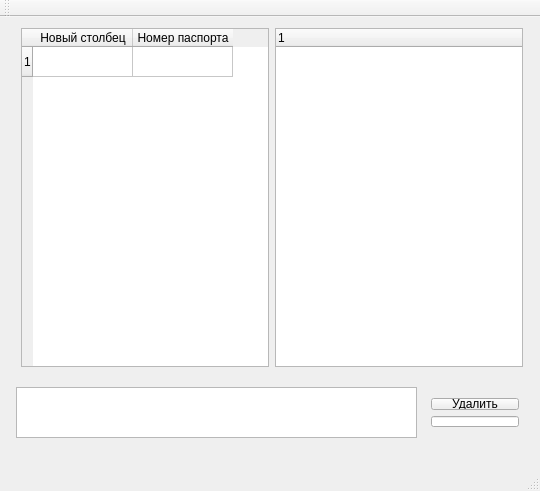
Above: Second Term/LAB_6/mainwindow.ui from Osipchik/Cpp before the change. Below: the same form after it.
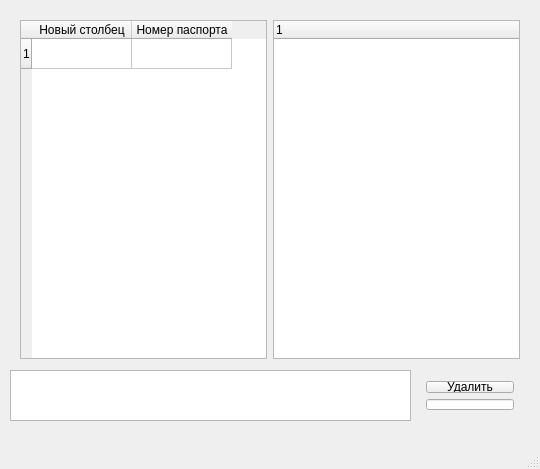
That is the form after the change.

```diff
--- a/Second Term/LAB_6/mainwindow.ui
+++ b/Second Term/LAB_6/mainwindow.ui
@@ -7,38 +7,19 @@
     <x>0</x>
     <y>0</y>
     <width>540</width>
-    <height>491</height>
+    <height>469</height>
    </rect>
   </property>
   <property name="windowTitle">
    <string>MainWindow</string>
   </property>
   <widget class="QWidget" name="centralWidget">
-   <widget class="QTextEdit" name="textEdit">
+   <widget class="QWidget" name="layoutWidget">
     <property name="geometry">
      <rect>
-      <x>16</x>
-      <y>370</y>
-      <width>401</width>
-      <height>51</height>
-     </rect>
-    </property>
-    <property name="maximumSize">
-     <size>
-      <width>16777215</width>
-      <height>51</height>
-     </size>
-    </property>
-    <property name="readOnly">
-     <bool>true</bool>
-    </property>
-   </widget>
-   <widget class="QWidget" name="">
-    <property name="geometry">
-     <rect>
-      <x>10</x>
-      <y>0</y>
-      <width>524</width>
+      <x>9</x>
+      <y>9</y>
+      <width>522</width>
       <height>361</height>
      </rect>
     </property>
@@ -87,10 +68,35 @@
      </item>
     </layout>
    </widget>
-   <widget class="QWidget" name="">
+   <widget class="QTextEdit" name="textEdit">
     <property name="geometry">
      <rect>
-      <x>420</x>
+      <x>10</x>
+      <y>370</y>
+      <width>401</width>
+      <height>51</height>
+     </rect>
+    </property>
+    <property name="sizePolicy">
+     <sizepolicy hsizetype="Fixed" vsizetype="Fixed">
+      <horstretch>0</horstretch>
+      <verstretch>0</verstretch>
+     </sizepolicy>
+    </property>
+    <property name="maximumSize">
+     <size>
+      <width>401</width>
+      <height>51</height>
+     </size>
+    </property>
+    <property name="readOnly">
+     <bool>true</bool>
+    </property>
+   </widget>
+   <widget class="QWidget" name="layoutWidget">
+    <property name="geometry">
+     <rect>
+      <x>415</x>
       <y>370</y>
       <width>110</width>
       <height>51</height>
@@ -133,14 +139,6 @@
     </rect>
    </property>
   </widget>
-  <widget class="QToolBar" name="mainToolBar">
-   <attribute name="toolBarArea">
-    <enum>TopToolBarArea</enum>
-   </attribute>
-   <attribute name="toolBarBreak">
-    <bool>false</bool>
-   </attribute>
-  </widget>
   <widget class="QStatusBar" name="statusBar"/>
  </widget>
  <layoutdefault spacing="6" margin="11"/>
```
Left out of the diff: 3 changed lines with no effect on the pictures.
